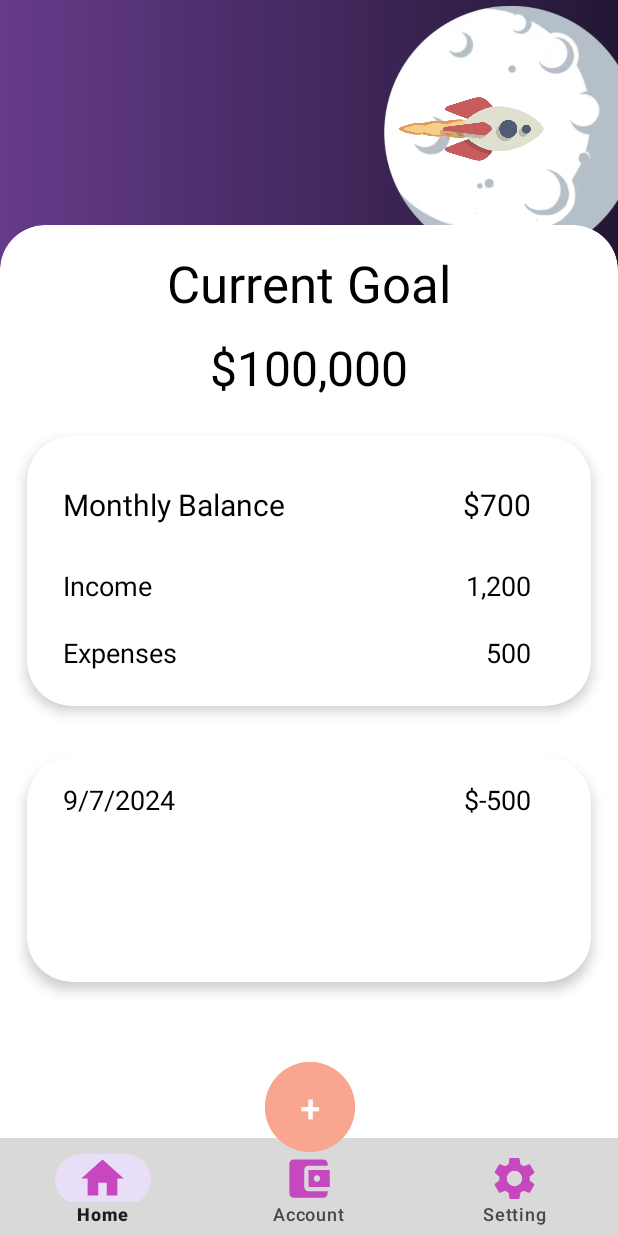
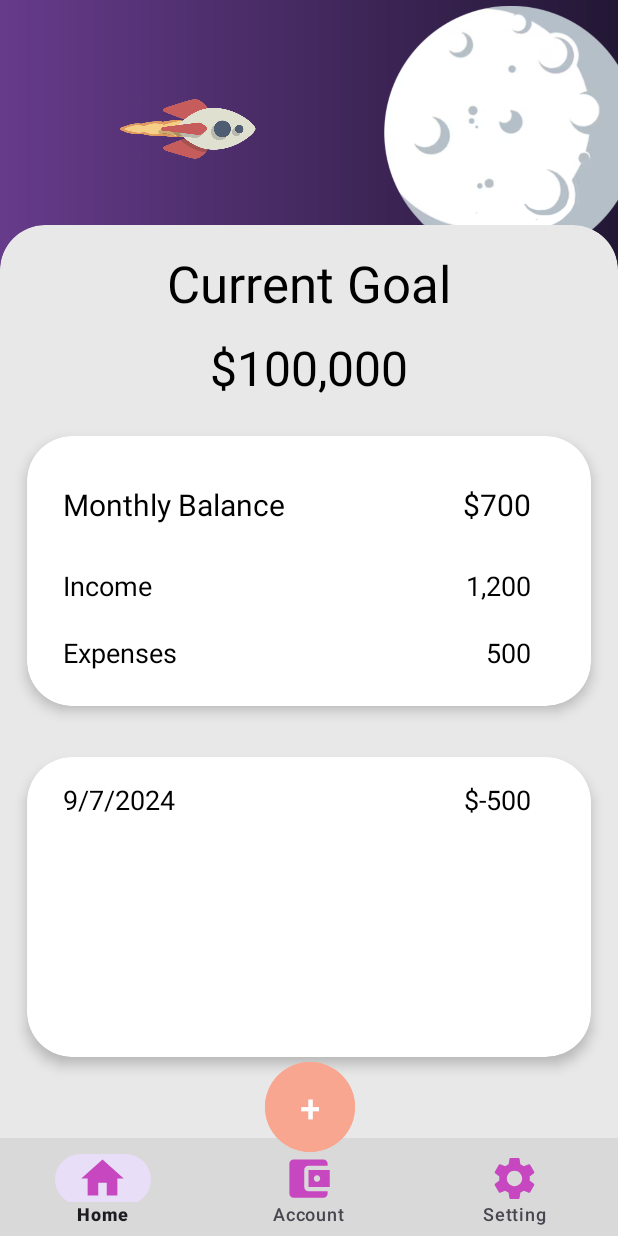
Before and after one commit to Harold107/star-vault, an Android app: the screen it shows after launch (MainActivity), on a phone screen of 412 x 824 dp. Run offline under Robolectric (Android 15) with nearby library versions, the phone set to English and light mode, and no system bars; our stand-ins replace navigation-ui.

Commit message:
Changed backdrop color to darker

```diff
--- a/app/src/main/java/com/example/galacticore/HomeFragment.java
+++ b/app/src/main/java/com/example/galacticore/HomeFragment.java
@@ -1,6 +1,7 @@
 package com.example.galacticore;
 
 import android.os.Bundle;
+import androidx.appcompat.app.AppCompatActivity;
 import android.widget.TextView;
 import androidx.fragment.app.Fragment;
 import android.view.LayoutInflater;
--- a/app/src/main/java/com/example/galacticore/MainActivity.java
+++ b/app/src/main/java/com/example/galacticore/MainActivity.java
@@ -1,7 +1,12 @@
 package com.example.galacticore;
 
 import android.os.Bundle;
+import android.util.DisplayMetrics;
+import android.util.Log;
+import android.widget.Button;
+import android.widget.Toast;
 import androidx.annotation.NonNull;
+import androidx.cardview.widget.CardView;
 import com.google.android.material.bottomnavigation.BottomNavigationView;
 import com.google.android.material.navigation.NavigationBarView;
 import com.google.android.material.snackbar.Snackbar;
@@ -21,6 +26,7 @@ public class MainActivity extends AppCompatActivity {
 
     BottomNavigationView bottomNavigationView;
     HomeFragment homeFragment = new HomeFragment();
+    CardView homeBackdrop;
 
     @Override
     protected void onCreate(Bundle savedInstanceState) {
@@ -29,7 +35,6 @@ public class MainActivity extends AppCompatActivity {
         //setContentView(binding.getRoot());
 
         bottomNavigationView = findViewById(R.id.bottomNavigationView);
-
 
         getSupportFragmentManager().beginTransaction().replace(R.id.container,homeFragment).commit(); //replace framelayout with homeFragment
 
@@ -44,6 +49,14 @@ public class MainActivity extends AppCompatActivity {
             }
         });
 
+        Button btn = findViewById(R.id.newTransaction_btn);
+        btn.setOnClickListener(new View.OnClickListener() {
 
+            @Override
+            public void onClick(View v) {
+                Log.i("My function", "You click it");
+                Toast.makeText(MainActivity.this, "YAY", Toast.LENGTH_SHORT).show();
+            }
+        });
     }
 }
--- a/app/src/main/res/layout/fragment_home.xml
+++ b/app/src/main/res/layout/fragment_home.xml
@@ -22,7 +22,7 @@
                 android:layout_marginTop="-20dp"/>
         <ImageView
                 android:src="@drawable/rocket_fly_icon"
-                android:layout_width="420dp"
+                android:layout_width="42dp"
                 android:layout_height="100dp"
                 android:id="@+id/rocket_home"
                 app:layout_constraintStart_toStartOf="parent"
@@ -36,6 +36,7 @@
                 android:layout_width="412dp"
                 android:layout_height="900dp"
                 app:cardCornerRadius="30dp"
+                app:cardBackgroundColor="@color/backDropMain_darkGrey"
                 app:layout_constraintStart_toStartOf="parent"
                 android:id="@+id/cardView_mainBackdrop"
                 app:layout_constraintEnd_toEndOf="parent"
@@ -141,7 +142,7 @@
                 <!--daily info backdrop-->
                 <androidx.cardview.widget.CardView
                         android:layout_width="376dp"
-                        android:layout_height="150dp"
+                        android:layout_height="200dp"
                         app:cardCornerRadius="30dp"
                         app:cardElevation="5dp"
                         app:layout_constraintTop_toBottomOf="@+id/cardView_mothlyInfoBackdrop"
@@ -155,7 +156,7 @@
 
                         <ListView
                                 android:layout_width="367dp"
-                                android:layout_height="98dp"
+                                android:layout_height="130dp"
                                 android:id="@+id/listView_transaction"
                                 app:layout_constraintTop_toTopOf="parent"
                                 app:layout_constraintBottom_toBottomOf="parent"
--- a/app/src/main/res/values/colors.xml
+++ b/app/src/main/res/values/colors.xml
@@ -9,6 +9,8 @@
     <color name="txt_lightPink">#FA8D93</color>
     <color name="txt_darkpink">#FC489C</color>
 
+    <color name="backDropMain_darkGrey">#E9E8E8</color>
+
     <color name="trnasacBnt_orange">#F9A690</color>
     <color name="navigationBar_grey">#D9D9D9</color>
     <color name="navigationIcon_pink">#C647BF</color>
```
